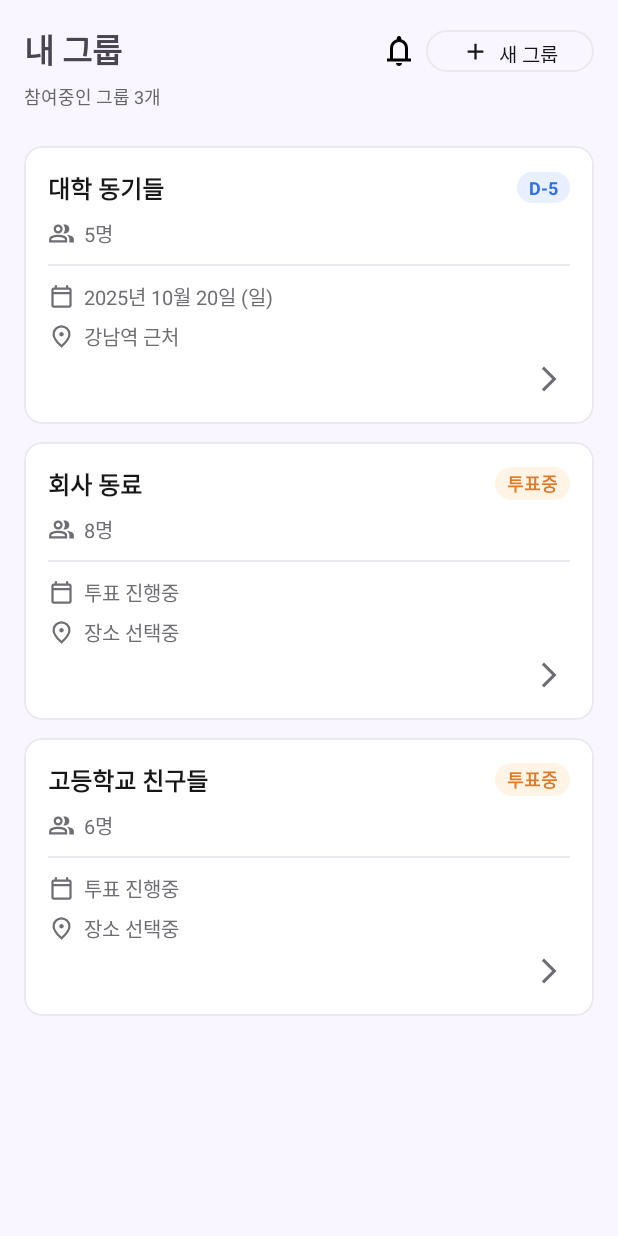
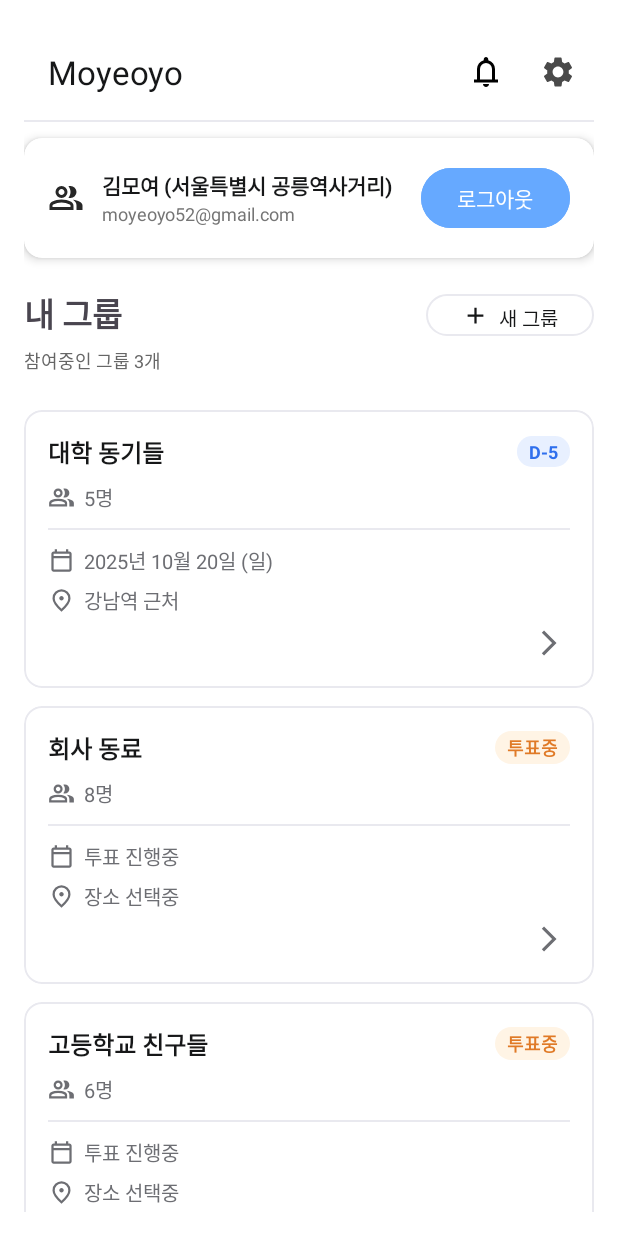
Before and after one commit to TPRPT/Moyeoyo, an Android app: the screen it shows after launch (MainActivity), on a phone screen of 412 x 824 dp. Run offline under Robolectric (Android 15) with nearby library versions, the phone set to English and light mode, and no system bars; our stand-ins replace Firebase (no records; nobody signed in at launch, a user with empty details on screens opened directly); 1 statement that could not run was skipped.

Commit message:
Feat: 메인 화면 UI 수정 (앱바, 프로필 카드)

```diff
--- a/app/src/main/java/com/moyeoyo/app/ui/main/MainFragment.kt
+++ b/app/src/main/java/com/moyeoyo/app/ui/main/MainFragment.kt
@@ -3,10 +3,16 @@ package com.moyeoyo.app.ui.main
 import android.graphics.Color
 import android.os.Bundle
 import android.view.LayoutInflater
+import android.view.MenuItem
 import android.view.View
 import android.view.ViewGroup
+import android.widget.Button
+import android.widget.ImageButton
 import android.widget.ImageView
 import android.widget.TextView
+import android.widget.Toast
+import androidx.appcompat.widget.Toolbar
+import androidx.cardview.widget.CardView
 import androidx.core.os.bundleOf
 import androidx.fragment.app.Fragment
 import androidx.navigation.fragment.findNavController
@@ -15,9 +21,7 @@ import androidx.recyclerview.widget.RecyclerView
 import com.moyeoyo.app.R
 
 /**
- * 메인 화면 (내 그룹 리스트)
- * - 그룹 카드 클릭 시 GroupDetailFragment로 이동
- * - 향후 Firebase 데이터와 연동 가능하도록 구조화됨
+ * 메인 화면 (내 그룹 리스트 + 프로필 정보 + AppBar)
  */
 class MainFragment : Fragment(R.layout.fragment_main) {
 
@@ -52,11 +56,65 @@ class MainFragment : Fragment(R.layout.fragment_main) {
     override fun onViewCreated(view: View, savedInstanceState: Bundle?) {
         super.onViewCreated(view, savedInstanceState)
 
-        // ✅ RecyclerView 초기화
+        /** -------------------------------
+         * ✅ 1. AppBar (툴바) 설정
+         * ------------------------------- */
+        val toolbar = view.findViewById<Toolbar>(R.id.toolbar)
+        toolbar.inflateMenu(R.menu.menu_main)
+        toolbar.setOnMenuItemClickListener { item: MenuItem ->
+            when (item.itemId) {
+                R.id.action_notifications -> {
+                    Toast.makeText(requireContext(), "알림 클릭됨", Toast.LENGTH_SHORT).show()
+                    true
+                }
+                R.id.action_settings -> {
+                    Toast.makeText(requireContext(), "설정 클릭됨", Toast.LENGTH_SHORT).show()
+                    true
+                }
+                else -> false
+            }
+        }
+
+        /** -------------------------------
+         * ✅ 2. 프로필 카드 관련
+         * ------------------------------- */
+        val cardProfile = view.findViewById<CardView>(R.id.cardProfile)
+        val btnLogout = view.findViewById<Button>(R.id.btnLogout)
+        val tvName = view.findViewById<TextView>(R.id.tvName)
+        val tvEmail = view.findViewById<TextView>(R.id.tvEmail)
+
+        // 임시 표시 (나중에 Firebase Auth 데이터로 대체)
+        tvName.text = "김모여 (서울특별시 공릉역사거리)"
+        tvEmail.text = "moyeoyo52@gmail.com"
+
+        // 프로필 카드 클릭 → 프로필 설정 페이지 이동 예정
+        cardProfile.setOnClickListener {
+            Toast.makeText(requireContext(), "프로필 설정 페이지로 이동 예정", Toast.LENGTH_SHORT).show()
+            // findNavController().navigate(R.id.action_mainFragment_to_profileFragment)
+        }
+
+        // 로그아웃 버튼
+        btnLogout.setOnClickListener {
+            Toast.makeText(requireContext(), "로그아웃 클릭됨", Toast.LENGTH_SHORT).show()
+            // FirebaseAuth.getInstance().signOut() 예정
+        }
+
+        /** -------------------------------
+         * ✅ 3. 상단 버튼 (새 그룹 만들기)
+         * ------------------------------- */
+        val btnNewGroup = view.findViewById<Button>(R.id.btnNewGroup)
+
+        btnNewGroup.setOnClickListener {
+            Toast.makeText(requireContext(), "새 그룹 만들기 클릭됨", Toast.LENGTH_SHORT).show()
+            // findNavController().navigate(R.id.action_mainFragment_to_createGroupFragment)
+        }
+
+        /** -------------------------------
+         * ✅ 4. RecyclerView 초기화
+         * ------------------------------- */
         val recyclerView = view.findViewById<RecyclerView>(R.id.groupRecyclerView)
         recyclerView.layoutManager = LinearLayoutManager(requireContext())
         recyclerView.adapter = GroupAdapter(dummyGroups) { clickedGroup ->
-            // ✅ 클릭 시 전달할 데이터
             val args = bundleOf(
                 "groupId" to clickedGroup.id,
                 "groupName" to clickedGroup.name,
@@ -65,15 +123,15 @@ class MainFragment : Fragment(R.layout.fragment_main) {
                 "dateText" to clickedGroup.dateText,
                 "locationText" to clickedGroup.locationText
             )
-
-            // ✅ GroupDetailFragment로 이동
             findNavController().navigate(
                 R.id.action_mainFragment_to_groupDetailFragment,
                 args
             )
         }
 
-        // ✅ 상단 "참여중인 그룹 n개"
+        /** -------------------------------
+         * ✅ 5. 참여중인 그룹 수 표시
+         * ------------------------------- */
         val subTitle = view.findViewById<TextView>(R.id.subTitle)
         subTitle.text = "참여중인 그룹 ${dummyGroups.size}개"
     }
@@ -81,20 +139,18 @@ class MainFragment : Fragment(R.layout.fragment_main) {
 
 /**
  * UI 표시용 그룹 데이터 클래스
- * (Firebase 모델과 별도로 화면 표시 전용으로 사용)
  */
 data class GroupUi(
     val id: String,
     val name: String,
     val memberCount: Int,
-    val statusLabel: String, // 예: "투표중" 또는 "D-5"
+    val statusLabel: String,
     val dateText: String,
     val locationText: String
 )
 
 /**
  * RecyclerView 어댑터
- * 그룹 카드를 표시하고 클릭 이벤트 전달
  */
 class GroupAdapter(
     private val groups: List<GroupUi>,
@@ -115,7 +171,7 @@ class GroupAdapter(
             date.text = group.dateText
             location.text = group.locationText
 
-            // ✅ 상태 배지 디자인 적용
+            // 상태 배지 스타일
             badge.text = group.statusLabel
             if (group.statusLabel == "투표중") {
                 badge.setBackgroundResource(R.drawable.bg_badge_orange)
@@ -125,7 +181,6 @@ class GroupAdapter(
                 badge.setTextColor(Color.parseColor("#2F6FED"))
             }
 
-            // ✅ 클릭 이벤트
             itemView.setOnClickListener { onClick(group) }
             chevron.setOnClickListener { onClick(group) }
         }
--- /dev/null
+++ b/app/src/main/res/drawable/ic_settings_24.xml
@@ -0,0 +1,5 @@
+<vector xmlns:android="http://schemas.android.com/apk/res/android" android:height="24dp" android:tint="#4A4A4A" android:viewportHeight="24" android:viewportWidth="24" android:width="24dp">
+
+    <path android:fillColor="@android:color/white" android:pathData="M19.14,12.94c0.04,-0.3 0.06,-0.61 0.06,-0.94c0,-0.32 -0.02,-0.64 -0.07,-0.94l2.03,-1.58c0.18,-0.14 0.23,-0.41 0.12,-0.61l-1.92,-3.32c-0.12,-0.22 -0.37,-0.29 -0.59,-0.22l-2.39,0.96c-0.5,-0.38 -1.03,-0.7 -1.62,-0.94L14.4,2.81c-0.04,-0.24 -0.24,-0.41 -0.48,-0.41h-3.84c-0.24,0 -0.43,0.17 -0.47,0.41L9.25,5.35C8.66,5.59 8.12,5.92 7.63,6.29L5.24,5.33c-0.22,-0.08 -0.47,0 -0.59,0.22L2.74,8.87C2.62,9.08 2.66,9.34 2.86,9.48l2.03,1.58C4.84,11.36 4.8,11.69 4.8,12s0.02,0.64 0.07,0.94l-2.03,1.58c-0.18,0.14 -0.23,0.41 -0.12,0.61l1.92,3.32c0.12,0.22 0.37,0.29 0.59,0.22l2.39,-0.96c0.5,0.38 1.03,0.7 1.62,0.94l0.36,2.54c0.05,0.24 0.24,0.41 0.48,0.41h3.84c0.24,0 0.44,-0.17 0.47,-0.41l0.36,-2.54c0.59,-0.24 1.13,-0.56 1.62,-0.94l2.39,0.96c0.22,0.08 0.47,0 0.59,-0.22l1.92,-3.32c0.12,-0.22 0.07,-0.47 -0.12,-0.61L19.14,12.94zM12,15.6c-1.98,0 -3.6,-1.62 -3.6,-3.6s1.62,-3.6 3.6,-3.6s3.6,1.62 3.6,3.6S13.98,15.6 12,15.6z"/>
+
+</vector>
--- a/app/src/main/res/layout/fragment_main.xml
+++ b/app/src/main/res/layout/fragment_main.xml
@@ -5,11 +5,95 @@
     xmlns:tools="http://schemas.android.com/tools"
     android:layout_width="match_parent"
     android:layout_height="match_parent"
-    android:background="@color/bg_surface"
+    android:background="@color/white"
     android:padding="@dimen/screen_padding"
     tools:context=".ui.main.MainFragment">
 
-    <!-- 상단: 타이틀 / 서브타이틀 / 알림 & 새 그룹 버튼 -->
+    <!-- 앱바 -->
+    <androidx.appcompat.widget.Toolbar
+        android:id="@+id/toolbar"
+        android:layout_width="match_parent"
+        android:layout_height="wrap_content"
+        android:background="@color/white"
+        app:title="Moyeoyo"
+        app:titleTextColor="@color/black"
+        app:layout_constraintTop_toTopOf="parent"
+        app:layout_constraintStart_toStartOf="parent"
+        app:layout_constraintEnd_toEndOf="parent"
+        android:elevation="2dp"/>
+
+    <View
+        android:id="@+id/toolbarDivider"
+        android:layout_width="match_parent"
+        android:layout_height="1dp"
+        android:background="#E9E9EF"
+        app:layout_constraintTop_toBottomOf="@id/toolbar"
+        app:layout_constraintStart_toStartOf="parent"
+        app:layout_constraintEnd_toEndOf="parent" />
+
+    <!-- 프로필 카드 -->
+    <androidx.cardview.widget.CardView
+        android:id="@+id/cardProfile"
+        android:layout_width="0dp"
+        android:layout_height="wrap_content"
+        android:layout_marginTop="12dp"
+        app:cardCornerRadius="12dp"
+        app:cardElevation="4dp"
+        app:layout_constraintTop_toBottomOf="@id/toolbar"
+        app:layout_constraintStart_toStartOf="parent"
+        app:layout_constraintEnd_toEndOf="parent">
+
+        <LinearLayout
+            android:layout_width="match_parent"
+            android:layout_height="wrap_content"
+            android:orientation="horizontal"
+            android:padding="16dp"
+            android:gravity="center_vertical">
+
+            <ImageView
+                android:id="@+id/imgProfile"
+                android:layout_width="24dp"
+                android:layout_height="24dp"
+                android:src="@drawable/ic_person_24"
+                android:contentDescription="프로필 이미지"
+                android:backgroundTint="@color/light_gray" />
+
+            <LinearLayout
+                android:layout_width="0dp"
+                android:layout_height="wrap_content"
+                android:layout_weight="1"
+                android:layout_marginStart="12dp"
+                android:orientation="vertical">
+
+                <TextView
+                    android:layout_width="wrap_content"
+                    android:layout_height="wrap_content"
+                    android:id="@+id/tvName"
+                    android:text="김모여 (서울특별시 공릉역사거리)"
+                    android:textSize="14sp"
+                    android:textStyle="bold"
+                    android:textColor="@color/black" />
+
+                <TextView
+                    android:layout_width="wrap_content"
+                    android:layout_height="wrap_content"
+                    android:id="@+id/tvEmail"
+                    android:text="moyeoyo52@gmail.com"
+                    android:textSize="12sp"
+                    android:textColor="@color/gray_600" />
+            </LinearLayout>
+
+            <Button
+                android:id="@+id/btnLogout"
+                android:layout_width="wrap_content"
+                android:layout_height="wrap_content"
+                android:text="로그아웃"
+                android:textColor="@color/white"
+                android:backgroundTint="@color/blue"/>
+        </LinearLayout>
+    </androidx.cardview.widget.CardView>
+
+    <!-- 내 그룹 섹션 -->
     <TextView
         android:id="@+id/titleText"
         android:layout_width="0dp"
@@ -18,24 +102,18 @@
         android:textSize="22sp"
         android:textStyle="bold"
         app:layout_constraintStart_toStartOf="parent"
-        app:layout_constraintEnd_toStartOf="@+id/actions"
-        app:layout_constraintTop_toTopOf="parent" />
+        app:layout_constraintTop_toBottomOf="@id/cardProfile"
+        app:layout_constraintEnd_toStartOf="@id/actions"
+        android:layout_marginTop="20dp"/>
 
     <LinearLayout
         android:id="@+id/actions"
         android:layout_width="wrap_content"
         android:layout_height="wrap_content"
         android:orientation="horizontal"
-        app:layout_constraintTop_toTopOf="parent"
+        app:layout_constraintTop_toTopOf="@id/titleText"
         app:layout_constraintEnd_toEndOf="parent">
 
-        <ImageButton
-            android:id="@+id/btnBell"
-            android:layout_width="36dp"
-            android:layout_height="36dp"
-            android:background="@android:color/transparent"
-            android:contentDescription="@string/app_name"
-            android:src="@drawable/ic_bell_24" />
 
         <com.google.android.material.button.MaterialButton
             android:id="@+id/btnNewGroup"
@@ -54,7 +132,6 @@
             app:iconGravity="textStart"
             app:iconPadding="6dp"
             app:iconTint="#161718"/>
-
     </LinearLayout>
 
     <TextView
@@ -66,10 +143,9 @@
         android:textColor="#666666"
         app:layout_constraintStart_toStartOf="parent"
         app:layout_constraintTop_toBottomOf="@id/titleText"
-        app:layout_constraintBottom_toTopOf="@id/groupRecyclerView"
         android:layout_marginTop="6dp"/>
 
-    <!-- 리스트 -->
+    <!-- 그룹 리스트 -->
     <androidx.recyclerview.widget.RecyclerView
         android:id="@+id/groupRecyclerView"
         android:layout_width="0dp"
@@ -83,5 +159,4 @@
         app:layout_constraintEnd_toEndOf="parent"
         tools:listitem="@layout/item_group_card"
         tools:itemCount="3"/>
-
 </androidx.constraintlayout.widget.ConstraintLayout>
--- /dev/null
+++ b/app/src/main/res/menu/menu_main.xml
@@ -0,0 +1,15 @@
+<menu xmlns:android="http://schemas.android.com/apk/res/android"
+    xmlns:app="http://schemas.android.com/apk/res-auto">
+
+    <item
+        android:id="@+id/action_notifications"
+        android:icon="@drawable/ic_bell_24"
+        android:title="알림"
+        app:showAsAction="always" />
+
+    <item
+        android:id="@+id/action_settings"
+        android:icon="@drawable/ic_settings_24"
+        android:title="설정"
+        app:showAsAction="always" />
+</menu>
--- a/app/src/main/res/values/colors.xml
+++ b/app/src/main/res/values/colors.xml
@@ -55,6 +55,9 @@
     <color name="light_green">#E6F4EA</color>
     <color name="light_gray_bg">#F5F5F5</color>
 
+    <color name="blue">#66A9FF</color>
+
+
 
 
 </resources>
```
